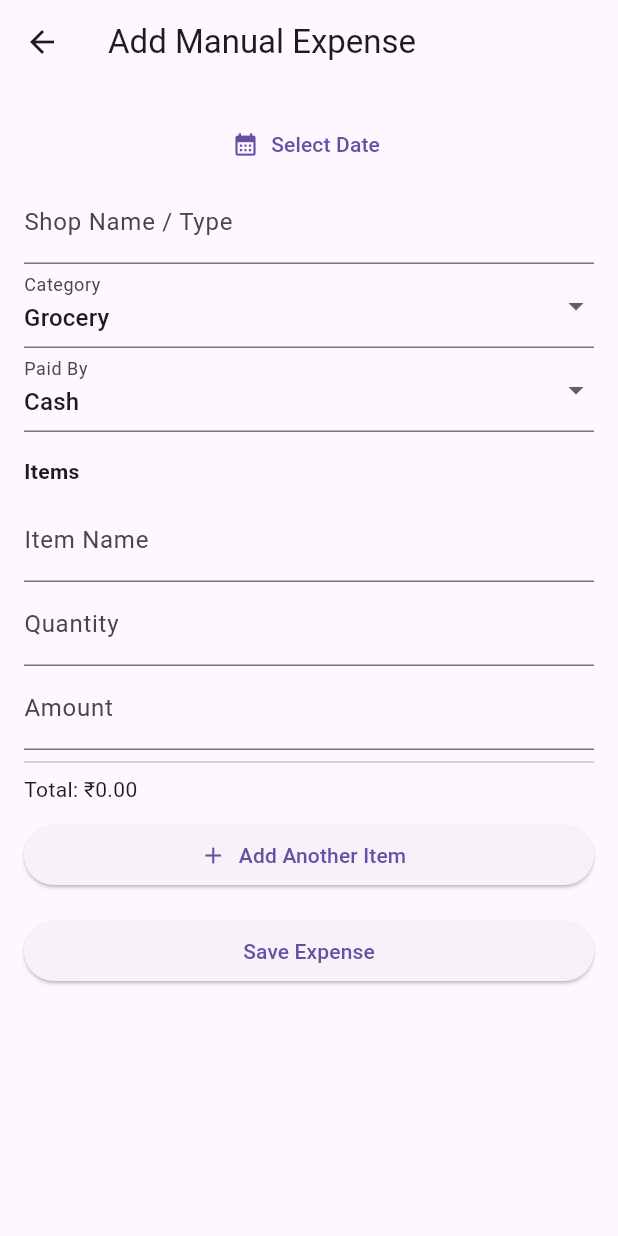
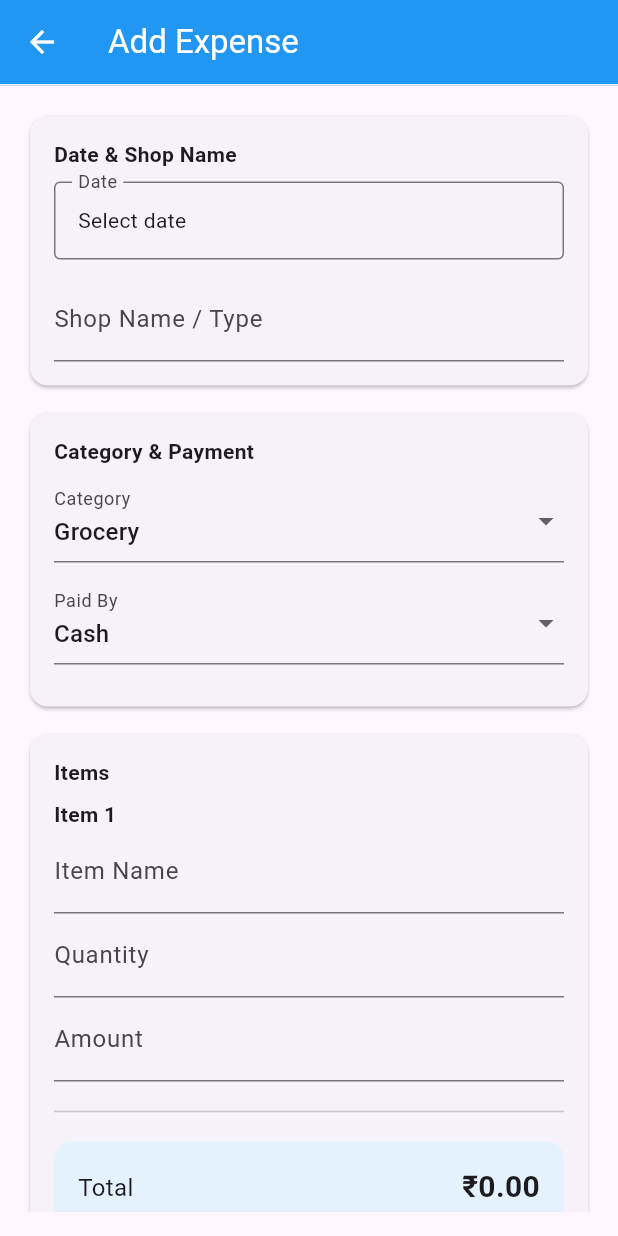
Before and after one commit to kadamharshit/Wallet_Watch, a Flutter app: the AddManualExpense screen opened by its route, on a phone screen of 412 x 824 dp. Run offline on Flutter 3.47's test engine with Material 3 defaults, Android fonts, the phone set to English and light mode, and no system bars; our stand-ins replace fl_chart, shared_preferences, sqflite, supabase_flutter; accounts and stored records are empty.

Commit message:
UI Enhancement

```diff
--- a/lib/features/expense/add_manual.dart
+++ b/lib/features/expense/add_manual.dart
@@ -63,6 +63,15 @@ class _AddManualExpenseState extends State<AddManualExpense> {
   void _addItem() {
     setState(() {
       itemInputs.add({});
+    });
+  }
+
+  void _removeItem(int index) {
+    if (itemInputs.length == 1) return;
+
+    setState(() {
+      itemInputs.removeAt(index);
+      _updateTotal();
     });
   }
 
@@ -155,11 +164,6 @@ class _AddManualExpenseState extends State<AddManualExpense> {
 
       final String date =
           _selectedDate ?? DateFormat('yyyy-MM-dd').format(DateTime.now());
-
-      // final itemString = itemInputs
-      //     .map((item) => item.values.join(' | '))
-      //     .join('\n');
-
       final supabase = Supabase.instance.client;
       final user = supabase.auth.currentUser;
 
@@ -211,19 +215,7 @@ class _AddManualExpenseState extends State<AddManualExpense> {
       try {
         // ✅ Save locally first
         final expenseId = await DatabaseHelper.instance.insertExpense(expense);
-
-        // ✅ Deduct from local budget
-        // final deduction = {
-        //   'supabase_id': null,
-        //   'uuid': const Uuid().v4(),
-        //   'date': date,
-        //   'total': -total,
-        //   'mode': _selectedPaymentMode,
-        //   if (_selectedPaymentMode == 'Online') 'bank': _selectedBank ?? '',
-        // };
-        //await DatabaseHelper.instance.insertBudget(deduction);
-
-        // ✅ Try uploading to Supabase if online
+        //  Try uploading to Supabase if online
         if (await _hasInternetConnection()) {
           try {
             final supabase = Supabase.instance.client;
@@ -298,6 +290,20 @@ class _AddManualExpenseState extends State<AddManualExpense> {
     return Column(
       crossAxisAlignment: CrossAxisAlignment.start,
       children: [
+        Row(
+          children: [
+            Text(
+              'Item ${index + 1}',
+              style: const TextStyle(fontWeight: FontWeight.w600),
+            ),
+            const Spacer(),
+            if (itemInputs.length > 1)
+              IconButton(
+                icon: const Icon(Icons.delete_outline, color: Colors.red),
+                onPressed: () => _removeItem(index),
+              ),
+          ],
+        ),
         if (_selectedCategory == 'Travel') ...[
           TextFormField(
             decoration: const InputDecoration(labelText: 'Mode'),
@@ -348,8 +354,18 @@ class _AddManualExpenseState extends State<AddManualExpense> {
           validator: (val) =>
               val == null || val.isEmpty ? 'Enter amount' : null,
         ),
+        const SizedBox(height: 12),
         const Divider(thickness: 1),
       ],
+    );
+  }
+
+  //-----------------------UI UPDATE------------------------
+  Widget _sectionCard({required Widget child}) {
+    return Card(
+      elevation: 1,
+      shape: RoundedRectangleBorder(borderRadius: BorderRadius.circular(12)),
+      child: Padding(padding: const EdgeInsets.all(16), child: child),
     );
   }
 
@@ -357,10 +373,17 @@ class _AddManualExpenseState extends State<AddManualExpense> {
   Widget build(BuildContext context) {
     return Scaffold(
       appBar: AppBar(
-        title: const Text('Add Manual Expense'),
+        title: const Text('Add Expense'),
         leading: IconButton(
           onPressed: () => Navigator.pop(context),
           icon: const Icon(Icons.arrow_back),
+        ),
+        foregroundColor: Colors.white,
+        backgroundColor: Colors.blue,
+        elevation: 0,
+        bottom: PreferredSize(
+          preferredSize: const Size.fromHeight(1),
+          child: Container(height: 1, color: Colors.grey.shade200),
         ),
       ),
       body: Padding(
@@ -369,22 +392,53 @@ class _AddManualExpenseState extends State<AddManualExpense> {
           key: _formKey,
           child: ListView(
             children: [
-              TextButton.icon(
-                onPressed: _pickDate,
-                icon: const Icon(Icons.calendar_month),
-                label: Text(_selectedDate ?? 'Select Date'),
+              _sectionCard(
+                child: Column(
+                  crossAxisAlignment: CrossAxisAlignment.start,
+                  children: [
+                    const Text(
+                      "Date & Shop Name",
+                      style: TextStyle(fontWeight: FontWeight.bold),
                     ),
+                    const SizedBox(height: 8),
+                    InkWell(
+                      onTap: _pickDate,
+                      child: InputDecorator(
+                        decoration: const InputDecoration(
+                          labelText: 'Date',
+                          border: OutlineInputBorder(),
+                        ),
+                        child: Text(_selectedDate ?? 'Select date'),
+                      ),
+                    ),
+                    const SizedBox(height: 12),
                     TextFormField(
                       controller: _shopController,
                       decoration: const InputDecoration(
                         labelText: 'Shop Name / Type',
                       ),
-                validator: (value) => value!.isEmpty ? 'Enter shop name' : null,
+                      validator: (value) =>
+                          value!.isEmpty ? 'Enter shop name' : null,
                     ),
+                  ],
+                ),
+              ),
+              const SizedBox(height: 10),
+              _sectionCard(
+                child: Column(
+                  crossAxisAlignment: CrossAxisAlignment.start,
+                  children: [
+                    const Text(
+                      "Category & Payment",
+                      style: TextStyle(fontWeight: FontWeight.bold),
+                    ),
+                    SizedBox(height: 8),
                     DropdownButtonFormField(
                       value: _selectedCategory,
                       items: _categories
-                    .map((c) => DropdownMenuItem(value: c, child: Text(c)))
+                          .map(
+                            (c) => DropdownMenuItem(value: c, child: Text(c)),
+                          )
                           .toList(),
                       onChanged: (value) {
                         setState(() {
@@ -395,12 +449,15 @@ class _AddManualExpenseState extends State<AddManualExpense> {
                       },
                       decoration: const InputDecoration(labelText: 'Category'),
                     ),
+                    const SizedBox(height: 12),
                     DropdownButtonFormField(
                       value: _selectedPaymentMode,
                       items: _paymentModes
                           .map(
-                      (mode) =>
-                          DropdownMenuItem(value: mode, child: Text(mode)),
+                            (mode) => DropdownMenuItem(
+                              value: mode,
+                              child: Text(mode),
+                            ),
                           )
                           .toList(),
                       onChanged: (value) {
@@ -410,14 +467,17 @@ class _AddManualExpenseState extends State<AddManualExpense> {
                       },
                       decoration: const InputDecoration(labelText: 'Paid By'),
                     ),
+                    const SizedBox(height: 12),
                     if (_selectedPaymentMode == 'Online' &&
                         _availableBanks.isNotEmpty)
                       DropdownButtonFormField<String>(
                         value: _selectedBank,
                         items: _availableBanks
                             .map(
-                        (bank) =>
-                            DropdownMenuItem(value: bank, child: Text(bank)),
+                              (bank) => DropdownMenuItem(
+                                value: bank,
+                                child: Text(bank),
+                              ),
                             )
                             .toList(),
                         onChanged: (val) {
@@ -425,9 +485,18 @@ class _AddManualExpenseState extends State<AddManualExpense> {
                             _selectedBank = val;
                           });
                         },
-                  decoration: const InputDecoration(labelText: 'Select Bank'),
+                        decoration: const InputDecoration(
+                          labelText: 'Select Bank',
                         ),
-              const SizedBox(height: 16),
+                      ),
+                  ],
+                ),
+              ),
+              const SizedBox(height: 10),
+              _sectionCard(
+                child: Column(
+                  crossAxisAlignment: CrossAxisAlignment.start,
+                  children: [
                     const Text(
                       "Items",
                       style: TextStyle(fontWeight: FontWeight.bold),
@@ -437,17 +506,47 @@ class _AddManualExpenseState extends State<AddManualExpense> {
                       itemInputs.length,
                       (index) => _buildItemFields(index),
                     ),
-              Text("Total: ₹${total.toStringAsFixed(2)}"),
+                    const SizedBox(height: 12),
+                    Container(
+                      padding: const EdgeInsets.all(16),
+                      decoration: BoxDecoration(
+                        color: Colors.blue.shade50,
+                        borderRadius: BorderRadius.circular(12),
+                      ),
+                      child: Row(
+                        children: [
+                          const Text('Total', style: TextStyle(fontSize: 16)),
+                          const Spacer(),
+                          Text(
+                            "₹${total.toStringAsFixed(2)}",
+                            style: TextStyle(
+                              fontSize: 20,
+                              fontWeight: FontWeight.bold,
+                            ),
+                          ),
+                        ],
+                      ),
+                    ),
                     const SizedBox(height: 10),
                     ElevatedButton.icon(
                       onPressed: _addItem,
                       icon: const Icon(Icons.add),
                       label: const Text("Add Another Item"),
                     ),
+                  ],
+                ),
+              ),
               const SizedBox(height: 16),
-              ElevatedButton(
+              SizedBox(
+                width: double.infinity,
+                height: 52,
+                child: ElevatedButton(
                   onPressed: _saveExpense,
-                child: const Text('Save Expense'),
+                  child: const Text(
+                    "Save Expense",
+                    style: TextStyle(fontSize: 16, fontWeight: FontWeight.w600),
+                  ),
+                ),
               ),
             ],
           ),
```
Lines whose indentation alone changed are shown as unchanged.
